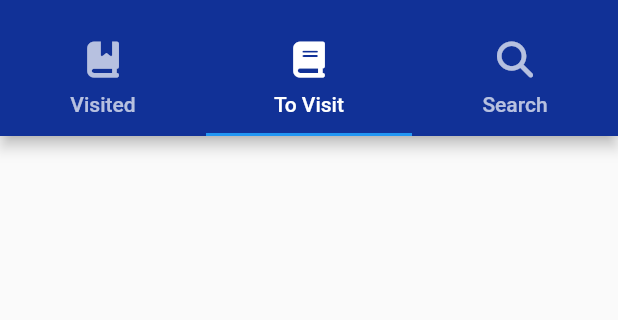
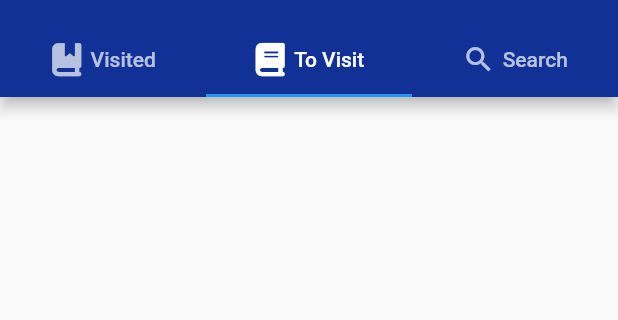
Before and after one commit to GaetanoRuggiero/EMAD2022_23-09, a Flutter app: the CollectionScreen screen opened directly, tab 2 chosen, on a phone screen of 412 x 824 dp, the part 59-379 px from its top. Run offline on Flutter 3.47's test engine with Material 2 defaults, Android fonts, the phone set to English and light mode, and no system bars; our stand-ins replace camera, font_awesome_flutter, google_maps_flutter, ionicons, shared_preferences; accounts and stored records are empty; generated files the repository leaves out were written again; network calls fail.

Commit message:
Added a cancel button in search TextField

```diff
--- a/arts/lib/l10n/app_it.arb
+++ b/arts/lib/l10n/app_it.arb
@@ -7,7 +7,7 @@
   "connectionError": "Impossibile connettersi al server. Controlla la tua connessione o riprova più tardi.",
   "resultsNotFound": "Nessun risultato per: ",
   "city": "Città",
-  "poiName": "Nome Opera",
+  "poiName": "Nome opera",
 
   "mission": "Missioni",
   "sideQuestAvailableEvents": "Sono disponibili i seguenti eventi:",
--- a/arts/lib/ui/collection.dart
+++ b/arts/lib/ui/collection.dart
@@ -1,3 +1,4 @@
+import 'package:arts/ui/styles.dart';
 import 'package:flutter/material.dart';
 import 'package:font_awesome_flutter/font_awesome_flutter.dart';
 import 'package:flutter_gen/gen_l10n/app_localizations.dart';
@@ -21,21 +22,55 @@ class _CollectionScreenState extends State<CollectionScreen> {
   Widget build(BuildContext context) {
     return DefaultTabController(
       length: 3,
+      child: GestureDetector(
+        onTap: () {
+          FocusScope.of(context).unfocus();
+        },
         child: Scaffold(
           appBar: AppBar(
             actions: [
               IconButton(
+                icon: const Icon(Icons.home_rounded),
                 onPressed: () {
                   Navigator.of(context).popUntil((route) => route.isFirst);
-                },
-                icon: const Icon(Icons.home_rounded))
+                }),
             ],
             title: Text(AppLocalizations.of(context)!.collectionTitle),
             bottom: TabBar(
               tabs: [
-              Tab(icon: const Icon(FontAwesomeIcons.bookBookmark), text: AppLocalizations.of(context)!.visitedTabTitle),
-              Tab(icon: const Icon(FontAwesomeIcons.book), text: AppLocalizations.of(context)!.toVisitTabTitle),
-              Tab(icon: const Icon(FontAwesomeIcons.magnifyingGlass), text: AppLocalizations.of(context)!.searchTabTitle),
+                Tab(child: Row(
+                  mainAxisSize: MainAxisSize.min,
+                  mainAxisAlignment: MainAxisAlignment.spaceBetween,
+                  children: [
+                    Padding(
+                      padding: EdgeInsets.only(right: 5),
+                      child: Icon(FontAwesomeIcons.bookBookmark, size: 22),
+                    ),
+                    Text(AppLocalizations.of(context)!.visitedTabTitle),
+                  ],
+                )),
+                Tab(child: Row(
+                  mainAxisSize: MainAxisSize.min,
+                  mainAxisAlignment: MainAxisAlignment.spaceBetween,
+                  children: [
+                    Padding(
+                      padding: EdgeInsets.only(right: 5),
+                      child: Icon(FontAwesomeIcons.book, size: 22),
+                    ),
+                    Text(AppLocalizations.of(context)!.toVisitTabTitle),
+                  ],
+                )),
+                Tab(child: Row(
+                  mainAxisSize: MainAxisSize.min,
+                  mainAxisAlignment: MainAxisAlignment.spaceBetween,
+                  children: [
+                    const Padding(
+                      padding: EdgeInsets.only(right: 5),
+                      child: Icon(Icons.search, size: 22),
+                    ),
+                    Text(AppLocalizations.of(context)!.searchTabTitle),
+                  ],
+                )),
               ],
             ),
           ),
@@ -48,6 +83,7 @@ class _CollectionScreenState extends State<CollectionScreen> {
               // Search - Third tab
               SearchTabView()
             ],
+          ),
         ),
       ),
     );
@@ -140,12 +176,14 @@ class SearchTabView extends StatefulWidget {
 }
 
 class _SearchTabViewState extends State<SearchTabView> {
+  final _searchTextController = TextEditingController();
+  String _searchText = '';
   SearchFilter? _searchFilter = SearchFilter.city;
-  String _searchText = '';
   late List<POI> _filteredList = [];
   bool _showError = false;
   bool _showLoading = true;
   bool _noResultsFound = false;
+  bool _showCancelButton = false;
   final _debouncer = Debouncer(milliseconds: 500);
 
   Widget showGridSearchResults() {
@@ -156,7 +194,7 @@ class _SearchTabViewState extends State<SearchTabView> {
       return const Center(child: CircularProgressIndicator());
     }
     if (_showError) {
-      return Container(padding: const EdgeInsets.all(20.0), child: Column(
+      return Container(padding: const EdgeInsets.all(10.0), child: Column(
         children: [
           const Icon(Icons.error_outline, size: 64.0, color: Color(0xFFE68532)),
           Text(textAlign: TextAlign.center,
@@ -219,6 +257,24 @@ class _SearchTabViewState extends State<SearchTabView> {
     );
   }
 
+  void resetSearchUI() {
+    debugPrint("No input given. UI is clear.");
+    setState(() {
+      _searchTextController.clear();
+      _searchText = '';
+      _filteredList = [];
+      _showError = false;
+      _showLoading = false;
+      _showCancelButton = false;
+    });
+  }
+
+  @override
+  void dispose() {
+    _searchTextController.dispose();
+    super.dispose();
+  }
+
   @override
   Widget build(BuildContext context) {
     return Column(children: [
@@ -226,12 +282,18 @@ class _SearchTabViewState extends State<SearchTabView> {
       Container(
         padding: const EdgeInsets.fromLTRB(20, 5, 20, 5),
         child: TextField(
+          controller: _searchTextController,
           onChanged: (String text) {
+            if (text.isNotEmpty) {
+              setState(() {
+                _showCancelButton = true;
+              });
+            }
             _debouncer.run(() async {
               /* The second condition blocks the call of onChanged even when
             the focus of TextField is loss (e.g when the back button is pressed to hide keyboard). */
               if (text.length >= 3 && text != _searchText) {
-                _searchText = text;
+                _searchText = _searchTextController.text;
                 if (_filteredList.isEmpty) {
                   debugPrint("Loading...");
                   setState(() {
@@ -272,26 +334,27 @@ class _SearchTabViewState extends State<SearchTabView> {
               }
               else if (text.isEmpty && _searchText.isNotEmpty) {
                 /* Reset UI. The user has cleaned the TextField */
-                debugPrint("No input given. UI is clear.");
-                setState(() {
-                  _filteredList = [];
-                  _showError = false;
-                  _showLoading = false;
-                  _searchText = '';
-                });
+                resetSearchUI();
               }
               else { return; }
             });
           },
           decoration: InputDecoration(
             contentPadding: EdgeInsets.zero,
-            fillColor: Colors.white,
+            fillColor: Theme.of(context).dialogBackgroundColor,
             filled: true,
             border: OutlineInputBorder(
               borderRadius: BorderRadius.circular(25),
             ),
             hintText: AppLocalizations.of(context)!.searchHint,
-            prefixIcon: const Icon(Icons.search, color: Color(0xffE68532)),
+            prefixIcon: const Icon(Icons.search, color: darkOrange),
+            suffixIcon: _showCancelButton
+                ? IconButton(
+                    icon: const Icon(Icons.cancel),
+                    onPressed: () {
+                      resetSearchUI();
+                    },)
+                : null
           ),
           style: const TextStyle(fontSize: 18),
         ),
```
Lines whose indentation alone changed are shown as unchanged.
